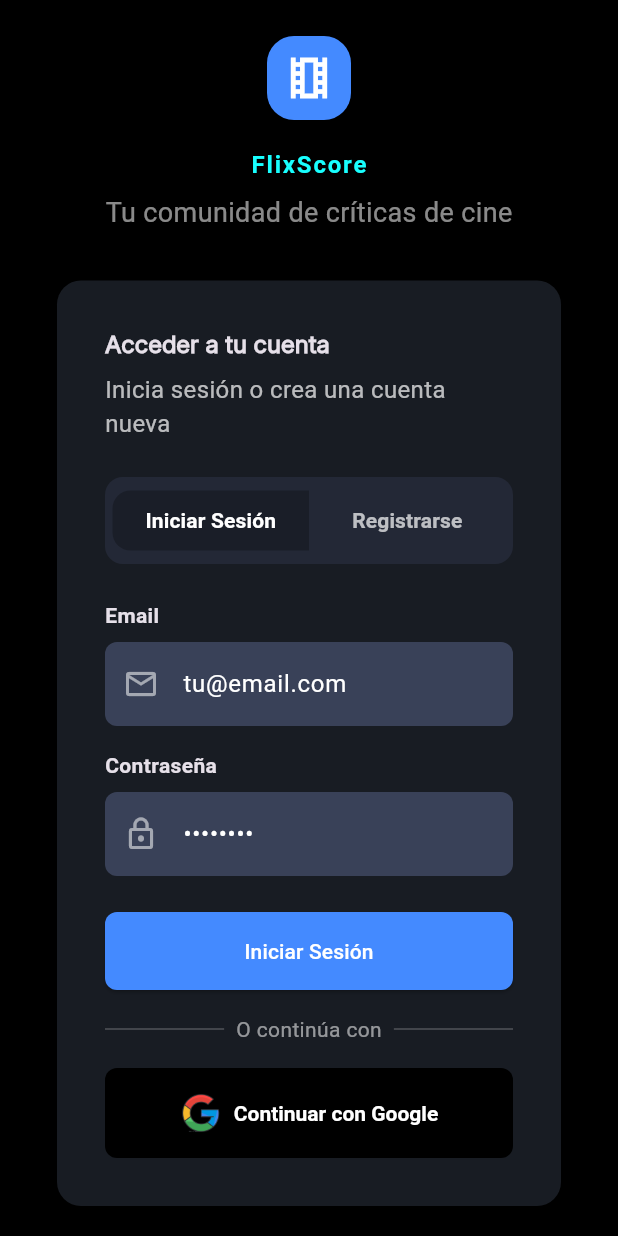
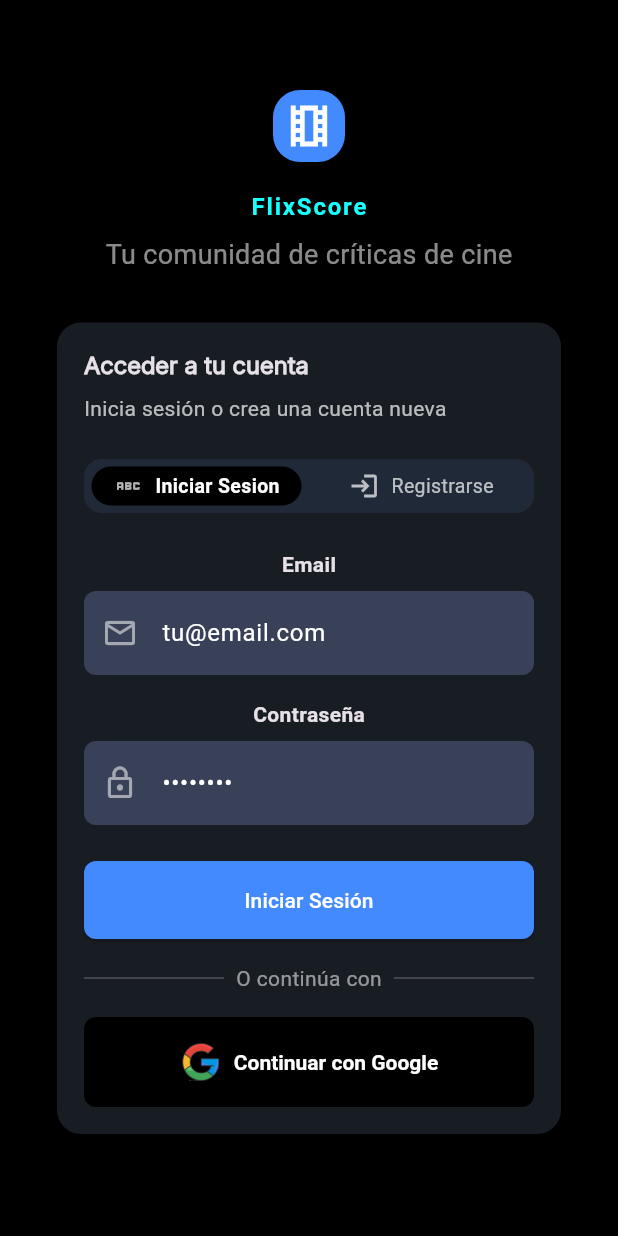
Before and after one commit to The-Sirk/proyectoTFG, a Flutter app: the screen it shows after launch, on a phone screen of 412 x 824 dp. Run offline on Flutter 3.47's test engine with Material 3 defaults, Android fonts, the phone set to English and light mode, and no system bars.

Commit message:
Creamos home_page y componentes comunes

```diff
--- /dev/null
+++ b/frontFlixScore/front_flixscore/lib/componentes/common/tab_button.dart
@@ -0,0 +1,39 @@
+import 'package:flutter/material.dart';
+
+Widget TabButton({
+  required IconData icono,
+  required String etiqueta,
+  required bool seleccionado,
+  required VoidCallback onTap,
+}) {
+  return GestureDetector(
+    onTap: onTap,
+    child: Container(
+      height: 50,
+      margin: EdgeInsets.all(5),
+      decoration: BoxDecoration(
+        color: seleccionado ? const Color.fromARGB(255, 0, 0, 0) : Colors.transparent,
+        borderRadius: BorderRadius.circular(25)
+      ),
+      child: Row(
+        mainAxisAlignment: MainAxisAlignment.center,
+        children: [
+          Icon(
+            icono,
+            color: Colors.white70,
+            size: 20
+          ),
+          SizedBox(width: 8),
+          Text(
+            etiqueta,
+            style: TextStyle(
+              color: seleccionado ? Colors.white : Colors.white70,
+              fontSize: 13,
+              fontWeight: seleccionado ? FontWeight.w600 : FontWeight.normal
+            ),
+          ),
+        ],
+      )
+    )
+  );
+}
--- a/frontFlixScore/front_flixscore/lib/componentes/login/card_login.dart
+++ b/frontFlixScore/front_flixscore/lib/componentes/login/card_login.dart
@@ -1,5 +1,4 @@
-
-
+import 'package:flixscore/componentes/common/tab_button.dart';
 import 'package:flutter/material.dart';
 
 class LoginCard extends StatefulWidget {
@@ -11,6 +10,7 @@ class LoginCard extends StatefulWidget {
 
 class _LoginCardState extends State<LoginCard> {
   bool isLogin = true;
+  int selectedTab = 0;
 
   @override
   Widget build(BuildContext context) {
@@ -19,7 +19,7 @@ class _LoginCardState extends State<LoginCard> {
       shape: RoundedRectangleBorder(borderRadius: BorderRadius.circular(16)),
       margin: const EdgeInsets.all(32),
       child: Padding(
-        padding: const EdgeInsets.all(32),
+        padding: const EdgeInsets.all(18),
         child: Column(
           mainAxisSize: MainAxisSize.min,
           crossAxisAlignment: CrossAxisAlignment.start,
@@ -29,13 +29,16 @@ class _LoginCardState extends State<LoginCard> {
               style: Theme.of(context).textTheme.headlineSmall?.copyWith(
                 fontWeight: FontWeight.bold,
                 fontSize: 16,
-                fontFamily: "Inter"
+                fontFamily: "Inter",
               ),
             ),
             const SizedBox(height: 8),
             Text(
               "Inicia sesión o crea una cuenta nueva",
-              style: Theme.of(context).textTheme.bodyMedium?.copyWith(color: Colors.white70, fontSize: 16),
+              style: Theme.of(context).textTheme.bodyMedium?.copyWith(
+                color: Colors.white70,
+                fontSize: 14,
+              ),
             ),
             const SizedBox(height: 24),
             Container(
@@ -44,69 +47,35 @@ class _LoginCardState extends State<LoginCard> {
                 borderRadius: BorderRadius.circular(12),
               ),
               child: Container(
-                margin: EdgeInsets.all(5),
+                width: double.infinity,
+                height: 36,
+                decoration: BoxDecoration(
+                  color: const Color(0xFF1F2937),
+                  borderRadius: BorderRadius.circular(36),
+                ),
                 child: Row(
                   children: [
                     Expanded(
-                      child: TextButton(
-                        style: TextButton.styleFrom(
-                          backgroundColor: isLogin ? Colors.black26 : Colors.transparent,
-                          shape: RoundedRectangleBorder(
-                            borderRadius: BorderRadius.horizontal(left: Radius.circular(12)),
-                          ),
-                        ),
-                        onPressed: () => setState(() => isLogin = true),
-                        child: Text(
-                          "Iniciar Sesión",
-                          style: TextStyle(
-                            color: isLogin ? Colors.white : Colors.white70,
-                            fontWeight: FontWeight.bold,
-                          ),
-                        ),
+                      child: TabButton(
+                        icono: Icons.abc,
+                        etiqueta: "Iniciar Sesion",
+                        seleccionado: selectedTab == 0,
+                        onTap: () => setState(() => selectedTab = 0),
                       ),
                     ),
                     Expanded(
-                      child: TextButton(
-                        style: TextButton.styleFrom(
-                          backgroundColor: !isLogin ? Colors.black26 : Colors.transparent,
-                          shape: RoundedRectangleBorder(
-                            borderRadius: BorderRadius.horizontal(right: Radius.circular(12)),
-                          ),
-                        ),
-                        onPressed: () => setState(() => isLogin = false),
-                        child: Text(
-                          "Registrarse",
-                          style: TextStyle(
-                            color: !isLogin ? Colors.white : Colors.white70,
-                            fontWeight: FontWeight.bold,
-                          ),
-                        ),
+                      child: TabButton(
+                        icono: Icons.login,
+                        etiqueta: "Registrarse",
+                        seleccionado: selectedTab == 1,
+                        onTap: () => setState(() => selectedTab = 1),
                       ),
                     ),
                   ],
                 ),
               ),
             ),
-            const SizedBox(height: 24),
-            Text("Email", style: TextStyle(fontWeight: FontWeight.bold)),
-            const SizedBox(height: 8),
-            TextField(
-              decoration: InputDecoration(
-                prefixIcon: Icon(Icons.email_outlined, color: Colors.white54),
-                hintText: "tu@email.com",
-              ),
-            ),
-            const SizedBox(height: 16),
-            Text("Contraseña", style: TextStyle(fontWeight: FontWeight.bold)),
-            const SizedBox(height: 8),
-            TextField(
-              obscureText: true,
-              decoration: InputDecoration(
-                prefixIcon: Icon(Icons.lock_outline, color: Colors.white54),
-                hintText: "••••••••",
-              ),
-            ),
-            const SizedBox(height: 24),
+            _construirCuerpo(),
             SizedBox(
               width: double.infinity,
               child: ElevatedButton(
@@ -115,7 +84,9 @@ class _LoginCardState extends State<LoginCard> {
                   foregroundColor: Colors.white,
                   backgroundColor: Colors.blueAccent,
                   padding: const EdgeInsets.symmetric(vertical: 16),
-                  shape: RoundedRectangleBorder(borderRadius: BorderRadius.circular(8)),
+                  shape: RoundedRectangleBorder(
+                    borderRadius: BorderRadius.circular(8),
+                  ),
                 ),
                 child: const Text("Iniciar Sesión"),
               ),
@@ -126,7 +97,10 @@ class _LoginCardState extends State<LoginCard> {
                 Expanded(child: Divider(color: Colors.white24)),
                 Padding(
                   padding: const EdgeInsets.symmetric(horizontal: 8),
-                  child: Text("O continúa con", style: TextStyle(color: Colors.white54)),
+                  child: Text(
+                    "O continúa con",
+                    style: TextStyle(color: Colors.white54),
+                  ),
                 ),
                 Expanded(child: Divider(color: Colors.white24)),
               ],
@@ -148,7 +122,9 @@ class _LoginCardState extends State<LoginCard> {
                   backgroundColor: Color.fromARGB(255, 0, 0, 0),
                   padding: const EdgeInsets.symmetric(vertical: 16),
                   side: BorderSide.none,
-                  shape: RoundedRectangleBorder(borderRadius: BorderRadius.circular(8)),
+                  shape: RoundedRectangleBorder(
+                    borderRadius: BorderRadius.circular(8),
+                  ),
                   textStyle: TextStyle(fontWeight: FontWeight.bold),
                 ),
               ),
@@ -158,4 +134,70 @@ class _LoginCardState extends State<LoginCard> {
       ),
     );
   }
+
+  Widget _construirCuerpo() {
+    switch (selectedTab) {
+      case 0:
+        return Column(
+          children: [
+            const SizedBox(height: 24),
+            Text("Email", style: TextStyle(fontWeight: FontWeight.bold)),
+            const SizedBox(height: 8),
+            TextField(
+              decoration: InputDecoration(
+                prefixIcon: Icon(Icons.email_outlined, color: Colors.white54),
+                hintText: "tu@email.com",
+              ),
+            ),
+            const SizedBox(height: 16),
+            Text("Contraseña", style: TextStyle(fontWeight: FontWeight.bold)),
+            const SizedBox(height: 8),
+            TextField(
+              obscureText: true,
+              decoration: InputDecoration(
+                prefixIcon: Icon(Icons.lock_outline, color: Colors.white54),
+                hintText: "••••••••",
+              ),
+            ),
+            const SizedBox(height: 24),
+          ],
+        );
+      case 1:
+        return Column(
+          children: [
+            const SizedBox(height: 24),
+            Text("Nombre de Usuario", style: TextStyle(fontWeight: FontWeight.bold)),
+            const SizedBox(height: 8),
+            TextField(
+              decoration: InputDecoration(
+                prefixIcon: Icon(Icons.person, color: Colors.white54),
+                hintText: "nick",
+              ),
+            ),
+            const SizedBox(height: 16),
+            Text("Email", style: TextStyle(fontWeight: FontWeight.bold)),
+            const SizedBox(height: 8),
+            TextField(
+              decoration: InputDecoration(
+                prefixIcon: Icon(Icons.email_outlined, color: Colors.white54),
+                hintText: "tu@email.com",
+              ),
+            ),
+            const SizedBox(height: 16),
+            Text("Contraseña", style: TextStyle(fontWeight: FontWeight.bold)),
+            const SizedBox(height: 8),
+            TextField(
+              obscureText: true,
+              decoration: InputDecoration(
+                prefixIcon: Icon(Icons.lock_outline, color: Colors.white54),
+                hintText: "••••••••",
+              ),
+            ),
+            const SizedBox(height: 24),
+          ],
+        );
+      default:
+        return Container();
+    }
+  }
 }
--- a/frontFlixScore/front_flixscore/lib/componentes/login/header_component.dart
+++ b/frontFlixScore/front_flixscore/lib/componentes/login/header_component.dart
@@ -12,7 +12,7 @@ class HeaderWidget extends StatelessWidget {
             color: Colors.blueAccent,
             borderRadius: BorderRadius.circular(18),
           ),
-          padding: const EdgeInsets.all(10),
+          padding: const EdgeInsets.all(6),
           child: Icon(Icons.local_movies_outlined, color: Colors.white, size: 36),
         ),
         const SizedBox(height: 18),
--- a/frontFlixScore/front_flixscore/lib/main.dart
+++ b/frontFlixScore/front_flixscore/lib/main.dart
@@ -1,4 +1,5 @@
 
+import 'package:flixscore/paginas/home_page.dart';
 import 'package:flutter/material.dart';
 
 import 'paginas/login_page.dart';
@@ -12,9 +13,6 @@ class MyApp extends StatelessWidget {
 
   @override
   Widget build(BuildContext context) {
-    /**
-     * Envolvemos toda la app en un Safe Area para no ocupar ningun espacio del dispositivo
-     */
     return MaterialApp(
       title: 'Flutter Demo',
       theme: ThemeData.dark().copyWith(
```
Also changed, not shown: frontFlixScore/front_flixscore/lib/paginas/home_page.dart (added, +144 -0 lines), 1 other file.
